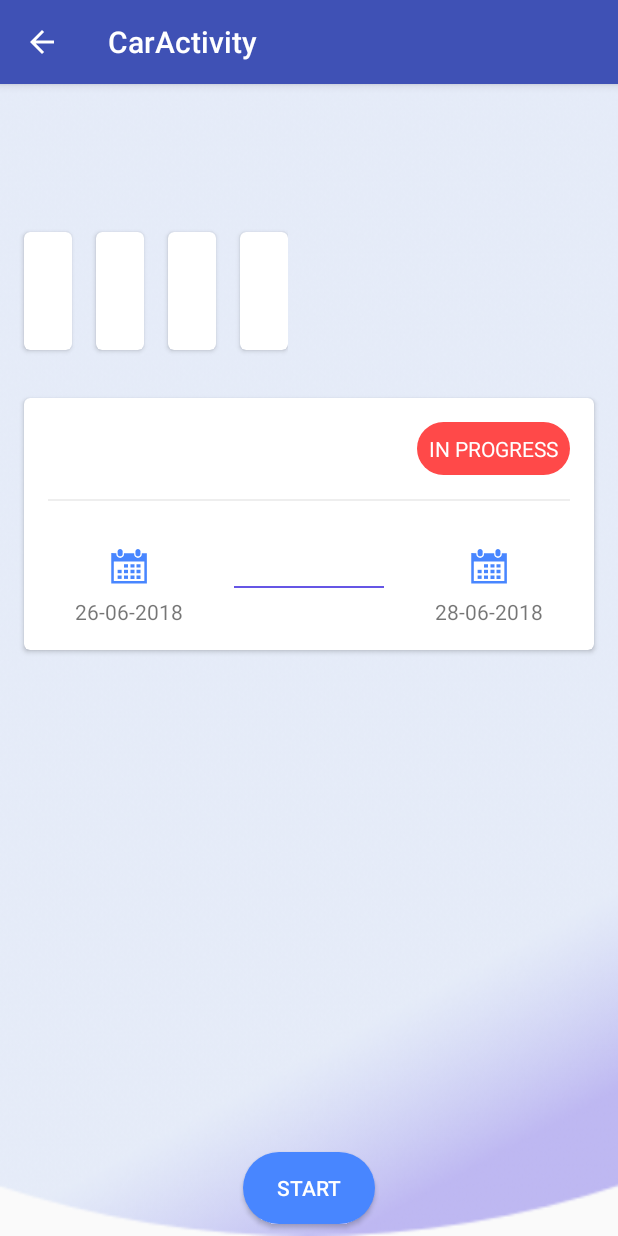
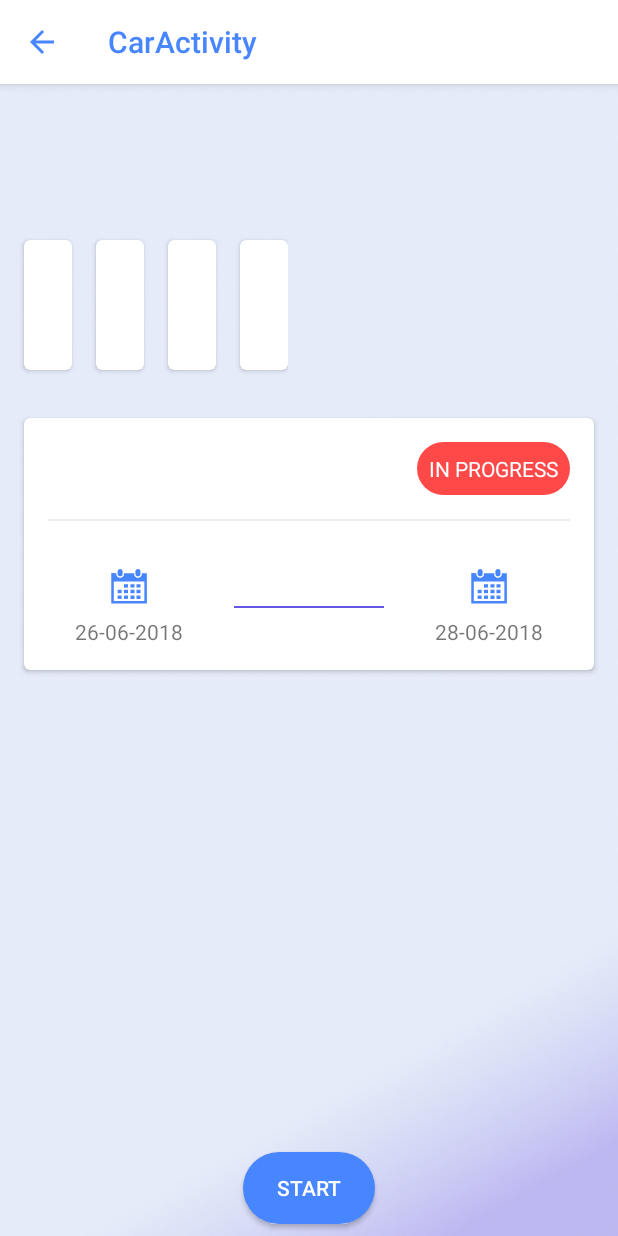
Before and after one commit to evgenii-kanivets/vabama, an Android app: the CarActivity screen opened directly, with no data from a screen before it, on a phone screen of 412 x 824 dp. Run offline under Robolectric (Android 15) with nearby library versions, the light colour scheme and no system bars; our stand-ins replace Room's generated code; 1 statement that could not run was skipped.

Commit message:
SOme additional adjustments.

```diff
--- a/app/src/main/java/com/tech_crunch/hackaton/vabama/activity/CarActivity.kt
+++ b/app/src/main/java/com/tech_crunch/hackaton/vabama/activity/CarActivity.kt
@@ -100,7 +100,7 @@ class CarActivity : BaseBackActivity() {
         initCard(findViewById(R.id.card_mileage), car.mileage.toString(), "km")
         initCard(findViewById(R.id.card_rent), car.rent.toString(), "Rent")
         initCard(findViewById(R.id.card_repair), car.repair.toString(), "Repair")
-        initCard(findViewById(R.id.card_maintenance), car.maintenance.toString(), "Maintenance")
+        initCard(findViewById(R.id.card_maintenance), car.maintenance.toString(), "Mainten.")
     }
 
     private fun initCard(view: View, title: String, subtitle: String) {
--- a/app/src/main/res/layout/activity_car.xml
+++ b/app/src/main/res/layout/activity_car.xml
@@ -15,9 +15,13 @@
         <android.support.v7.widget.Toolbar
             android:id="@+id/toolbar"
             android:layout_width="match_parent"
-            android:layout_height="?attr/actionBarSize"
-            android:background="?attr/colorPrimary"
-            app:popupTheme="@style/AppTheme.PopupOverlay" />
+            android:layout_height="wrap_content"
+            android:background="@color/white"
+            android:fitsSystemWindows="true"
+            android:gravity="center"
+            android:minHeight="?attr/actionBarSize"
+            android:textAlignment="center"
+            app:titleTextColor="@color/blue" />
 
     </android.support.design.widget.AppBarLayout>
 
--- a/app/src/main/res/layout/content_car.xml
+++ b/app/src/main/res/layout/content_car.xml
@@ -26,6 +26,7 @@
                 style="@android:style/TextAppearance.Material.Title"
                 android:layout_width="match_parent"
                 android:layout_height="wrap_content"
+                android:textSize="24sp"
                 tools:text="Title" />
 
             <TextView
@@ -40,8 +41,9 @@
 
         <ImageView
             android:id="@+id/ivImage"
-            android:layout_width="48dp"
-            android:layout_height="48dp"
+            android:layout_width="56dp"
+            android:layout_height="56dp"
+            android:layout_marginEnd="16dp"
             android:scaleType="centerCrop"
             tools:src="@drawable/car1" />
 
--- a/app/src/main/res/layout/view_info_card.xml
+++ b/app/src/main/res/layout/view_info_card.xml
@@ -17,7 +17,7 @@
 
         <TextView
             android:id="@+id/tvTitle"
-            style="@android:style/TextAppearance.Material.Body2"
+            style="@android:style/TextAppearance.Material.Title"
             android:layout_width="wrap_content"
             android:layout_height="wrap_content"
             tools:text="Title" />
--- a/app/src/main/res/values/styles.xml
+++ b/app/src/main/res/values/styles.xml
@@ -6,15 +6,21 @@
         <item name="colorPrimary">@color/colorPrimary</item>
         <item name="colorPrimaryDark">@color/colorPrimaryDark</item>
         <item name="colorAccent">@color/colorAccent</item>
+        <item name="colorControlNormal">@color/blue</item>
     </style>
 
     <style name="AppTheme.NoActionBar">
         <item name="windowActionBar">false</item>
         <item name="windowNoTitle">true</item>
+        <item name="colorControlNormal">@color/blue</item>
     </style>
 
-    <style name="AppTheme.AppBarOverlay" parent="ThemeOverlay.AppCompat.Dark.ActionBar" />
+    <style name="AppTheme.AppBarOverlay" parent="ThemeOverlay.AppCompat.Dark.ActionBar">
+        <item name="colorControlNormal">@color/blue</item>
+    </style>
 
-    <style name="AppTheme.PopupOverlay" parent="ThemeOverlay.AppCompat.Light" />
+    <style name="AppTheme.PopupOverlay" parent="ThemeOverlay.AppCompat.Light">
+        <item name="colorControlNormal">@color/blue</item>
+    </style>
 
 </resources>
```
Also changed, not shown: app/src/main/res/layout/fragment_image.xml (+12 -4 lines), app/src/main/res/drawable/gradient.png.
